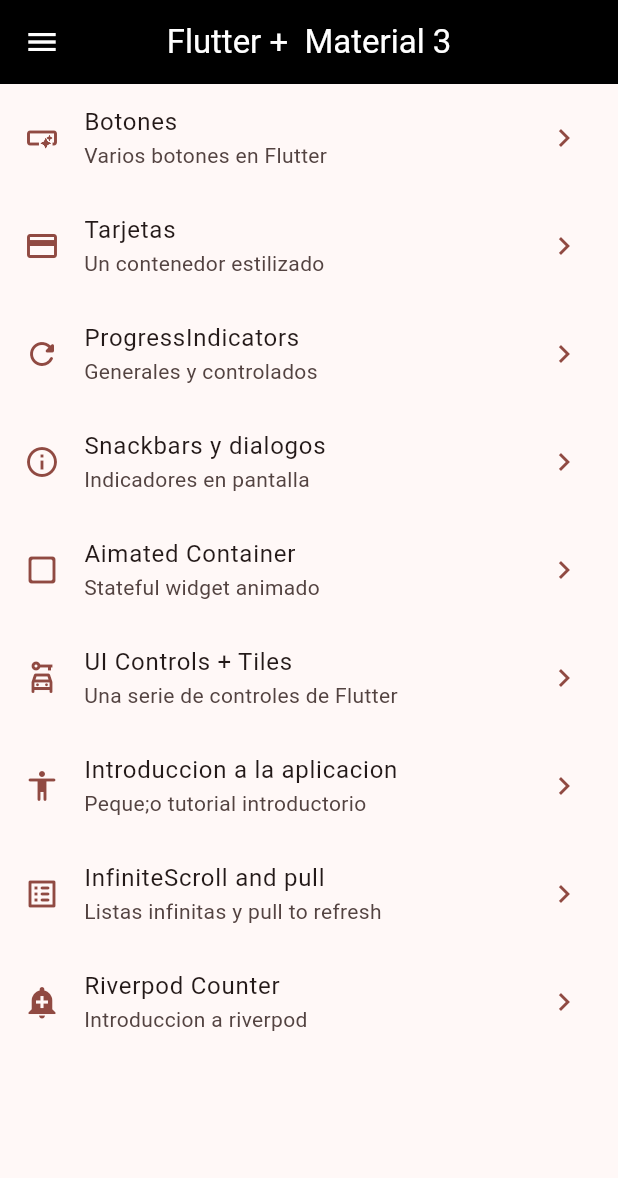
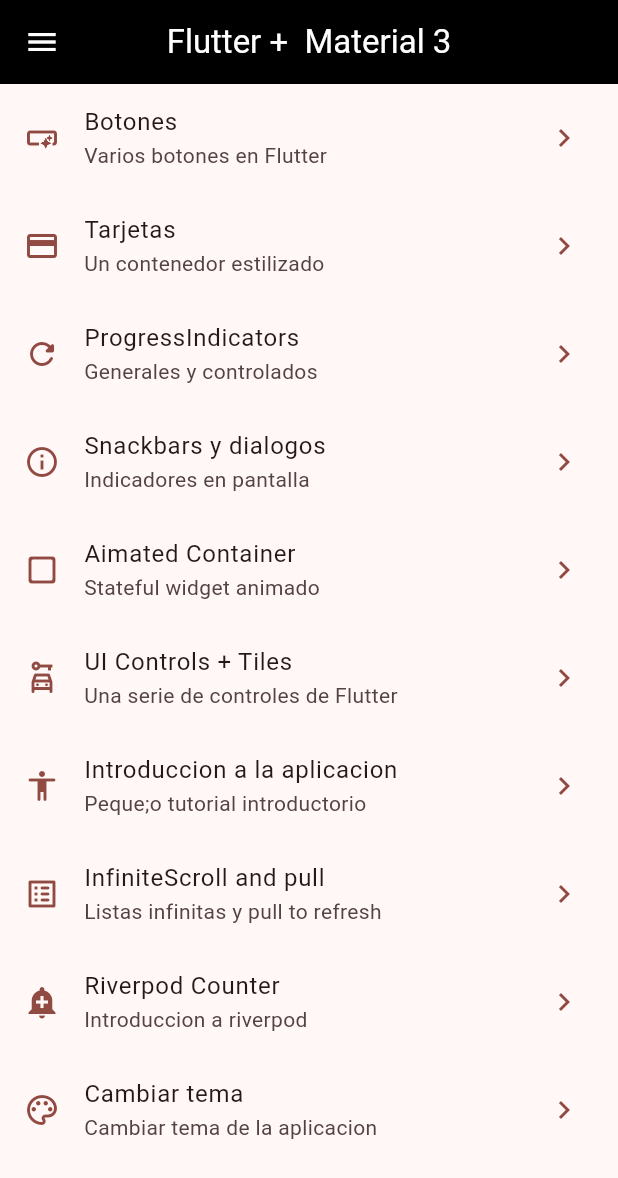
Before and after one commit to KeingCasabona/Devtalles-semana9-semana10-flutter-devtalles-widgets_app, a Flutter app: the screen it shows after launch, on a phone screen of 412 x 824 dp. Shown: the top 1178 px of the screen. Run offline on Flutter 3.47's test engine with Material 3 defaults, Android fonts, the phone set to English and light mode, and no system bars; our stand-ins replace animate_do, flutter_riverpod, go_router.

Commit message:
feat: Pantalla para cambiar colores

```diff
--- a/lib/config/menu/menu_item.dart
+++ b/lib/config/menu/menu_item.dart
@@ -69,4 +69,10 @@ const appMenuItems = <MenuItem>[
     link: '/counter-river',
     icon: Icons.add_alert,
   ),
+  MenuItem(
+    title: 'Cambiar tema',
+    subTitle: "Cambiar tema de la aplicacion",
+    link: '/theme-changer',
+    icon: Icons.color_lens_outlined,
+  ),
 ];
--- a/lib/config/router/app_router.dart
+++ b/lib/config/router/app_router.dart
@@ -44,5 +44,9 @@ final appRouter = GoRouter(
         path: '/counter-river',
         name: CounterScreen.name,
         builder: (context, state) => CounterScreen()),
+    GoRoute(
+        path: '/theme-changer',
+        name: ThemeChangerScreen.name,
+        builder: (context, state) => ThemeChangerScreen()),
   ],
 );
--- a/lib/presentation/providers/theme_provider.dart
+++ b/lib/presentation/providers/theme_provider.dart
@@ -1,3 +1,8 @@
 import 'package:flutter_riverpod/flutter_riverpod.dart';
+import 'package:widgets_app/config/theme/app_theme.dart';
 
 final isDarkModeProvider = StateProvider((ref) => false);
+
+//LISTADO DE COLORES INMUTABLES:
+
+final colorListProvider = Provider((ref) => colorList);
--- a/lib/presentation/screens/screens.dart
+++ b/lib/presentation/screens/screens.dart
@@ -1,3 +1,4 @@
+export 'package:widgets_app/presentation/screens/theme_changer/theme_changer_screen.dart';
 export 'package:widgets_app/presentation/screens/counter/counter_screen.dart';
 export 'package:widgets_app/presentation/screens/animated/animated_screen.dart';
 export 'package:widgets_app/presentation/screens/app_tutorial/app_tutorial_screen.dart';
```
Also changed, not shown: lib/presentation/screens/theme_changer/theme_changer_screen.dart (added, +56 -0 lines).
